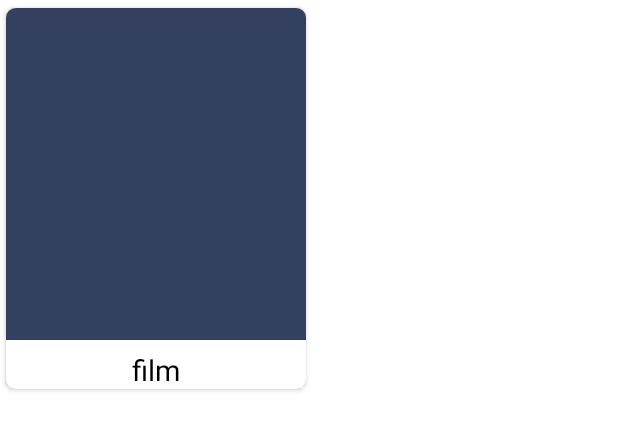
After one commit to NurSoult/BeamApp, an Android app: the layout film_item.xml on its own in the app's theme, with its tools: preview values and no code run, on a phone screen of 412 x 824 dp. The commit adds this screen. Shown: the top 430 px of the screen. Run offline under Robolectric (Android 15) with nearby library versions, the phone set to English and light mode, and no system bars.

Commit message:
add films layout

```diff
--- a/app/src/main/res/layout/activity_catalog_films.xml
+++ b/app/src/main/res/layout/activity_catalog_films.xml
@@ -12,11 +12,11 @@
         android:layout_height="wrap_content"
         android:fontFamily="@font/myfont"
         android:textColor="@color/g_black"
-        android:textSize="@dimen/_50ssp"
+        android:textSize="@dimen/_15ssp"
         app:layout_constraintStart_toStartOf="parent"
         app:layout_constraintEnd_toEndOf="parent"
         app:layout_constraintTop_toTopOf="parent"
-        android:layout_marginTop="5dp"/>
+        android:layout_marginTop="@dimen/_5sdp"/>
 
     <androidx.recyclerview.widget.RecyclerView
         android:id="@+id/rv_films"
--- /dev/null
+++ b/app/src/main/res/layout/film_item.xml
@@ -0,0 +1,38 @@
+<?xml version="1.0" encoding="utf-8"?>
+<androidx.cardview.widget.CardView xmlns:android="http://schemas.android.com/apk/res/android"
+    android:layout_width="@dimen/_160sdp"
+    android:layout_height="wrap_content"
+    xmlns:app="http://schemas.android.com/apk/res-auto"
+    app:cardCornerRadius="@dimen/_5sdp"
+    app:cardUseCompatPadding="true"
+    android:elevation="@dimen/_2sdp">
+
+    <androidx.constraintlayout.widget.ConstraintLayout
+        android:layout_width="match_parent"
+        android:layout_height="match_parent">
+
+        <ImageView
+            android:id="@+id/img_film"
+            android:layout_width="match_parent"
+            android:layout_height="@dimen/_170sdp"
+            android:scaleType="centerCrop"
+            app:layout_constraintStart_toStartOf="parent"
+            app:layout_constraintEnd_toEndOf="parent"
+            app:layout_constraintTop_toTopOf="parent"
+            android:src="@color/g_black"/>
+
+        <TextView
+            android:id="@+id/tv_film_name"
+            android:layout_width="wrap_content"
+            android:layout_height="wrap_content"
+            android:textSize="@dimen/_15ssp"
+            android:textColor="@color/black"
+            app:layout_constraintStart_toStartOf="@id/img_film"
+            app:layout_constraintEnd_toEndOf="@id/img_film"
+            app:layout_constraintTop_toBottomOf="@id/img_film"
+            android:layout_margin="@dimen/_5sdp"
+            android:text="film"/>
+
+    </androidx.constraintlayout.widget.ConstraintLayout>
+
+</androidx.cardview.widget.CardView>
```
